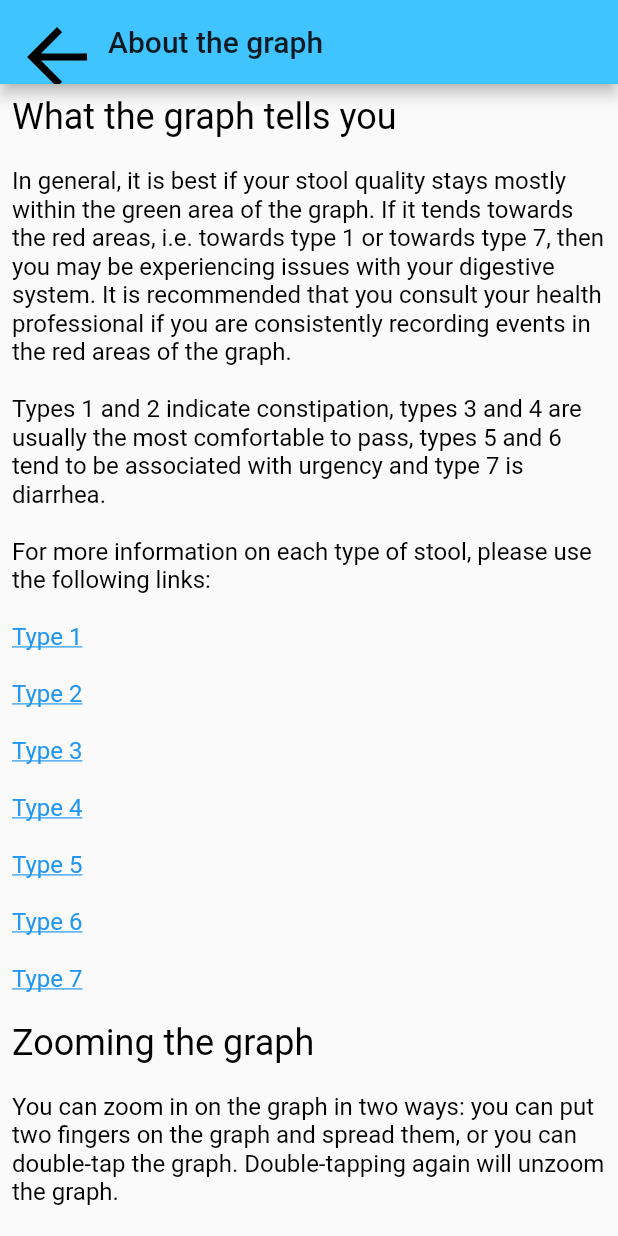
After one commit to dconlisk/bristol-stool-chart-flutter-app, a Flutter app: the GraphInformationScreen screen opened by its route, on a phone screen of 412 x 824 dp. The commit adds this screen. Run offline on Flutter 3.47's test engine with Material 2 defaults, Android fonts, the phone set to English and light mode, and no system bars; our stand-ins replace carousel_slider, sqflite, syncfusion_flutter_charts; missing offline and left inert: syncfusion_flutter_core; accounts and stored records are empty.

Commit message:
Add graph info screen

```diff
--- a/lib/main.dart
+++ b/lib/main.dart
@@ -8,6 +8,7 @@ import './screens/add_screen.dart';
 import './screens/graph_screen.dart';
 import './screens/settings_screen.dart';
 import './screens/about_screen.dart';
+import './screens/graph_information_screen.dart';
 
 void main() {
   SyncfusionLicense.registerLicense("NT8mJyc2IWhia31ifWN9YGVoYmF8YGJ8ampqanNiYmlmamlmanMDHmg3MiU6NxMkNjF+NDIhNzY9fTA8fSY4");
@@ -42,6 +43,19 @@ class MyApp extends StatelessWidget {
               color: Colors.white,
               fontSize: 20,
             ),
+            display2: TextStyle(
+              color: Colors.black,
+              fontSize: 24,
+            ),
+            display3: TextStyle(
+              color: Theme.of(context).primaryColor,
+              fontSize: 16,
+              decoration: TextDecoration.underline,
+            ),
+            body1: TextStyle(
+              color: Colors.black,
+              fontSize: 16,
+            ),
           ),
           accentTextTheme: TextTheme(
             title: TextStyle(
@@ -55,6 +69,7 @@ class MyApp extends StatelessWidget {
           AddScreen.routeName: (ctx) => AddScreen(),
           SettingsScreen.routeName: (ctx) => SettingsScreen(),
           AboutScreen.routeName: (ctx) => AboutScreen(),
+          GraphInformationScreen.routeName: (ctx) => GraphInformationScreen(),
         },
       ),
     );
--- /dev/null
+++ b/lib/screens/graph_information_screen.dart
@@ -0,0 +1,123 @@
+import 'package:flutter/gestures.dart';
+import 'package:flutter/material.dart';
+import 'package:url_launcher/url_launcher.dart';
+
+class GraphInformationScreen extends StatelessWidget {
+  static const routeName = '/graph-info';
+
+  Future<void> _openUrl(url) async {
+    if (await canLaunch(url)) {
+      await launch(url);
+    }
+  }
+
+  @override
+  Widget build(BuildContext context) {
+    return Scaffold(
+      appBar: AppBar(
+        title: Text('About the graph'),
+      ),
+      body: Padding(
+        padding: const EdgeInsets.all(8.0),
+        child: ListView(children: <Widget>[
+          RichText(
+            text: TextSpan(
+              style: Theme.of(context).textTheme.body1,
+              children: <TextSpan>[
+                TextSpan(
+                  text: 'What the graph tells you',
+                  style: Theme.of(context).textTheme.display2,
+                ),
+                TextSpan(
+                  text:
+                      '\r\n\r\nIn general, it is best if your stool quality stays mostly within the green area of the graph. If it tends towards the red areas, '
+                      'i.e. towards type 1 or towards type 7, then you may be experiencing issues with your digestive system. It is recommended that you '
+                      'consult your health professional if you are consistently recording events in the red areas of the graph.\r\n\r\nTypes 1 and 2 indicate '
+                      'constipation, types 3 and 4 are usually the most comfortable to pass, types 5 and 6 tend to be associated with urgency and type 7 is '
+                      'diarrhea.\r\n\r\nFor more information on each type of stool, please use the following links:\r\n\r\n',
+                ),
+                TextSpan(
+                  text: 'Type 1',
+                  style: Theme.of(context).textTheme.display3,
+                  recognizer: TapGestureRecognizer()
+                    ..onTap = () =>
+                        _openUrl('https://bristolstoolchart.net/type-one'),
+                ),
+                TextSpan(text: '\r\n\r\n'),
+                TextSpan(
+                  text: 'Type 2',
+                  style: Theme.of(context).textTheme.display3,
+                  recognizer: TapGestureRecognizer()
+                    ..onTap = () =>
+                        _openUrl('https://bristolstoolchart.net/type-two'),
+                ),
+                TextSpan(text: '\r\n\r\n'),
+                TextSpan(
+                  text: 'Type 3',
+                  style: Theme.of(context).textTheme.display3,
+                  recognizer: TapGestureRecognizer()
+                    ..onTap = () =>
+                        _openUrl('https://bristolstoolchart.net/type-three'),
+                ),
+                TextSpan(text: '\r\n\r\n'),
+                TextSpan(
+                  text: 'Type 4',
+                  style: Theme.of(context).textTheme.display3,
+                  recognizer: TapGestureRecognizer()
+                    ..onTap = () =>
+                        _openUrl('https://bristolstoolchart.net/type-four'),
+                ),
+                TextSpan(text: '\r\n\r\n'),
+                TextSpan(
+                  text: 'Type 5',
+                  style: Theme.of(context).textTheme.display3,
+                  recognizer: TapGestureRecognizer()
+                    ..onTap = () =>
+                        _openUrl('https://bristolstoolchart.net/type-five'),
+                ),
+                TextSpan(text: '\r\n\r\n'),
+                TextSpan(
+                  text: 'Type 6',
+                  style: Theme.of(context).textTheme.display3,
+                  recognizer: TapGestureRecognizer()
+                    ..onTap = () =>
+                        _openUrl('https://bristolstoolchart.net/type-six'),
+                ),
+                TextSpan(text: '\r\n\r\n'),
+                TextSpan(
+                  text: 'Type 7',
+                  style: Theme.of(context).textTheme.display3,
+                  recognizer: TapGestureRecognizer()
+                    ..onTap = () =>
+                        _openUrl('https://bristolstoolchart.net/type-seven'),
+                ),
+                TextSpan(text: '\r\n\r\n'),
+                TextSpan(
+                  text: 'Zooming the graph',
+                  style: Theme.of(context).textTheme.display2,
+                ),
+                TextSpan(
+                  text:
+                      '\r\n\r\nYou can zoom in on the graph in two ways: you can put two fingers on the graph and spread them, or you can double-tap the graph. Double-tapping again will unzoom the graph. '
+                      '\r\n\r\nWhen the graph is zoomed in you can also scroll back and forth in the usual way (with a single finger swiping left or right on the graph). '
+                      '\r\n\r\nIf you are planning on sharing the graph image, you can zoom and scroll until what you see on the screen is exactly what you would like to share.\r\n\r\n',
+                ),
+                TextSpan(
+                  text: 'Sharing the graph',
+                  style: Theme.of(context).textTheme.display2,
+                ),
+                TextSpan(
+                  text:
+                      '\r\n\r\nYou can share the graph by tapping the Share button below the graph. Remember that you can zoom and scroll the graph to make sure it is displaying the information that you would like to share. '
+                      '\r\n\r\nWhen you click the Share button, there are 3 options to choose from. Tap "Share image" to share the visible part of the graph as an image. Tap "Share data only" to share your graph data as a comma separated '
+                      'values (csv) spreadsheet. Tap "Share both image and data" to share both the image and the spreadsheet. '
+                      '\r\n\r\nThe share function uses other apps on your device to share the files. You will be presented with a list of apps based on what apps are installed on your device.\r\n\r\n',
+                ),
+              ],
+            ),
+          ),
+        ]),
+      ),
+    );
+  }
+}
--- a/lib/screens/graph_screen.dart
+++ b/lib/screens/graph_screen.dart
@@ -3,6 +3,7 @@ import 'package:provider/provider.dart';
 
 import '../providers/event_provider.dart';
 import '../widgets/graph.dart';
+import '../screens/graph_information_screen.dart';
 
 class GraphScreen extends StatefulWidget {
   static const routeName = '/graph';
@@ -12,13 +13,20 @@ class GraphScreen extends StatefulWidget {
 }
 
 class _GraphScreenState extends State<GraphScreen> {
-  Future<void> _share() async {}
+  // Future<void> _share(dynamic chart) async {
+  //   print(chart);
+  // }
 
   @override
   Widget build(BuildContext context) {
     return Scaffold(
       appBar: AppBar(
         title: Text('Your Graph'),
+        actions: <Widget>[
+          IconButton(icon: Icon(Icons.info), onPressed: () {
+            Navigator.of(context).pushNamed(GraphInformationScreen.routeName);
+          },),
+        ],
       ),
       body: FutureBuilder(
         future: Provider.of<EventProvider>(context, listen: false)
@@ -44,7 +52,9 @@ class _GraphScreenState extends State<GraphScreen> {
                       ),
                       FlatButton(
                         child: Text('SHARE'),
-                        onPressed: _share,
+                        onPressed: () => {
+
+                        },
                         color: Theme.of(context).primaryColor,
                       ),
                     ],
```
